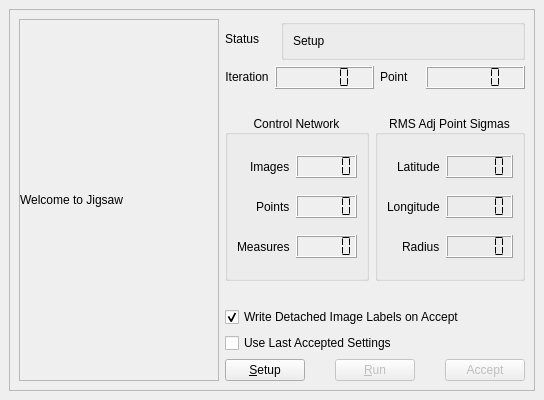
Qt form isis/src/qisis/objs/JigsawRunWidget/JigsawRunWidget.ui (DOI-USGS/ISIS3) before a commit.
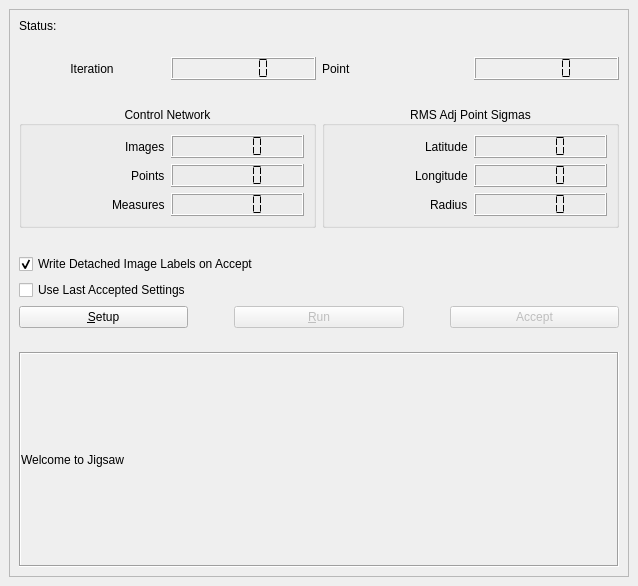
The same form after that commit. Icons and pictures are not drawn.

Patch:
```diff
--- a/isis/src/qisis/objs/JigsawRunWidget/JigsawRunWidget.ui
+++ b/isis/src/qisis/objs/JigsawRunWidget/JigsawRunWidget.ui
@@ -6,10 +6,16 @@
    <rect>
     <x>0</x>
     <y>0</y>
-    <width>544</width>
-    <height>434</height>
+    <width>638</width>
+    <height>586</height>
    </rect>
   </property>
+  <property name="minimumSize">
+   <size>
+    <width>88</width>
+    <height>107</height>
+   </size>
+  </property>
   <property name="windowTitle">
    <string>&amp;Jigsaw</string>
   </property>
@@ -17,16 +23,16 @@
    <property name="enabled">
     <bool>true</bool>
    </property>
-   <property name="minimumSize">
-    <size>
-     <width>540</width>
-     <height>400</height>
-    </size>
+   <property name="sizePolicy">
+    <sizepolicy hsizetype="Expanding" vsizetype="Expanding">
+     <horstretch>0</horstretch>
+     <verstretch>0</verstretch>
+    </sizepolicy>
    </property>
-   <property name="maximumSize">
+   <property name="minimumSize">
     <size>
-     <width>800</width>
-     <height>400</height>
+     <width>0</width>
+     <height>0</height>
     </size>
    </property>
    <property name="windowTitle">
@@ -36,128 +42,62 @@
     <iconset>
      <normaloff>icons/jigsaw.png</normaloff>icons/jigsaw.png</iconset>
    </property>
-   <layout class="QHBoxLayout" name="horizontalLayout_5">
+   <layout class="QVBoxLayout" name="verticalLayout_3">
     <item>
-     <widget class="QFrame" name="frame">
-      <property name="sizePolicy">
-       <sizepolicy hsizetype="Preferred" vsizetype="Expanding">
-        <horstretch>0</horstretch>
-        <verstretch>0</verstretch>
-       </sizepolicy>
-      </property>
-      <property name="frameShape">
-       <enum>QFrame::StyledPanel</enum>
-      </property>
-      <property name="frameShadow">
-       <enum>QFrame::Raised</enum>
-      </property>
-      <layout class="QHBoxLayout" name="horizontalLayout">
-       <item>
-        <widget class="QScrollArea" name="statusUpdateScrollArea">
-         <property name="sizePolicy">
-          <sizepolicy hsizetype="Expanding" vsizetype="Expanding">
-           <horstretch>0</horstretch>
-           <verstretch>0</verstretch>
-          </sizepolicy>
-         </property>
-         <property name="minimumSize">
-          <size>
-           <width>200</width>
-           <height>0</height>
-          </size>
-         </property>
+     <widget class="QScrollArea" name="scrollArea">
          <property name="widgetResizable">
           <bool>true</bool>
          </property>
-         <widget class="QLabel" name="statusUpdatesLabel">
+      <widget class="QWidget" name="scrollAreaWidgetContents">
           <property name="geometry">
            <rect>
             <x>0</x>
             <y>0</y>
-            <width>196</width>
-            <height>368</height>
-           </rect>
-          </property>
-          <property name="text">
-           <string>Welcome to Jigsaw</string>
-          </property>
-          <property name="wordWrap">
-           <bool>true</bool>
-          </property>
-         </widget>
-        </widget>
-       </item>
-       <item>
-        <layout class="QVBoxLayout" name="verticalLayout">
+         <width>618</width>
+         <height>547</height>
+        </rect>
+       </property>
+       <layout class="QHBoxLayout" name="horizontalLayout_4">
          <item>
           <layout class="QVBoxLayout" name="verticalLayout_2">
            <item>
-            <layout class="QHBoxLayout" name="horizontalLayout_2">
+           <layout class="QHBoxLayout" name="horizontalLayout">
              <item>
               <widget class="QLabel" name="statusLabel">
-               <property name="sizePolicy">
-                <sizepolicy hsizetype="Fixed" vsizetype="Fixed">
-                 <horstretch>0</horstretch>
-                 <verstretch>0</verstretch>
-                </sizepolicy>
-               </property>
-               <property name="minimumSize">
-                <size>
-                 <width>50</width>
-                 <height>0</height>
-                </size>
-               </property>
                <property name="text">
-                <string>Status</string>
+               <string>Status:</string>
                </property>
               </widget>
              </item>
-             <item>
-              <widget class="QGroupBox" name="groupBox_3">
-               <property name="sizePolicy">
-                <sizepolicy hsizetype="Preferred" vsizetype="Fixed">
-                 <horstretch>0</horstretch>
-                 <verstretch>0</verstretch>
-                </sizepolicy>
-               </property>
-               <property name="title">
-                <string/>
-               </property>
-               <layout class="QHBoxLayout" name="horizontalLayout_3">
                 <item>
                  <widget class="QLabel" name="statusOutputLabel">
-                  <property name="sizePolicy">
-                   <sizepolicy hsizetype="Preferred" vsizetype="Fixed">
-                    <horstretch>0</horstretch>
-                    <verstretch>0</verstretch>
-                   </sizepolicy>
-                  </property>
                   <property name="text">
-                   <string>Setup</string>
+               <string/>
                   </property>
                  </widget>
                 </item>
                </layout>
-              </widget>
-             </item>
-            </layout>
+          </item>
+          <item>
+           <spacer name="verticalSpacer_3">
+            <property name="orientation">
+             <enum>Qt::Vertical</enum>
+            </property>
+            <property name="sizeType">
+             <enum>QSizePolicy::Preferred</enum>
+            </property>
+            <property name="sizeHint" stdset="0">
+             <size>
+              <width>20</width>
+              <height>18</height>
+             </size>
+            </property>
+           </spacer>
            </item>
            <item>
-            <layout class="QGridLayout" name="gridLayout_3">
-             <item row="0" column="0">
+           <layout class="QHBoxLayout" name="horizontalLayout_2">
+            <item>
               <widget class="QLabel" name="iterationLabel">
-               <property name="sizePolicy">
-                <sizepolicy hsizetype="Fixed" vsizetype="Fixed">
-                 <horstretch>0</horstretch>
-                 <verstretch>0</verstretch>
-                </sizepolicy>
-               </property>
-               <property name="minimumSize">
-                <size>
-                 <width>40</width>
-                 <height>0</height>
-                </size>
-               </property>
                <property name="text">
                 <string>Iteration</string>
                </property>
@@ -169,45 +109,33 @@
                </property>
               </widget>
              </item>
-             <item row="0" column="2">
+            <item>
+             <widget class="QLCDNumber" name="iterationLcdNumber">
+              <property name="sizePolicy">
+               <sizepolicy hsizetype="Preferred" vsizetype="Preferred">
+                <horstretch>0</horstretch>
+                <verstretch>0</verstretch>
+               </sizepolicy>
+              </property>
+              <property name="autoFillBackground">
+               <bool>true</bool>
+              </property>
+              <property name="segmentStyle">
+               <enum>QLCDNumber::Flat</enum>
+              </property>
+             </widget>
+            </item>
+            <item>
               <widget class="QLabel" name="pointLabel">
-               <property name="sizePolicy">
-                <sizepolicy hsizetype="Fixed" vsizetype="Fixed">
-                 <horstretch>0</horstretch>
-                 <verstretch>0</verstretch>
-                </sizepolicy>
-               </property>
-               <property name="minimumSize">
-                <size>
-                 <width>40</width>
-                 <height>0</height>
-                </size>
-               </property>
                <property name="text">
                 <string>Point</string>
                </property>
               </widget>
              </item>
-             <item row="0" column="1">
-              <widget class="QLCDNumber" name="iterationLcdNumber">
-               <property name="sizePolicy">
-                <sizepolicy hsizetype="Minimum" vsizetype="Fixed">
-                 <horstretch>0</horstretch>
-                 <verstretch>0</verstretch>
-                </sizepolicy>
-               </property>
-               <property name="autoFillBackground">
-                <bool>true</bool>
-               </property>
-               <property name="segmentStyle">
-                <enum>QLCDNumber::Flat</enum>
-               </property>
-              </widget>
-             </item>
-             <item row="0" column="3">
+            <item>
               <widget class="QLCDNumber" name="pointLcdNumber">
                <property name="sizePolicy">
-                <sizepolicy hsizetype="Minimum" vsizetype="Fixed">
+               <sizepolicy hsizetype="Preferred" vsizetype="Preferred">
                  <horstretch>0</horstretch>
                  <verstretch>0</verstretch>
                 </sizepolicy>
@@ -219,8 +147,6 @@
                 <enum>QLCDNumber::Flat</enum>
                </property>
               </widget>
-             </item>
-            </layout>
            </item>
           </layout>
          </item>
@@ -230,7 +156,7 @@
             <enum>Qt::Vertical</enum>
            </property>
            <property name="sizeType">
-            <enum>QSizePolicy::Fixed</enum>
+             <enum>QSizePolicy::Preferred</enum>
            </property>
            <property name="sizeHint" stdset="0">
             <size>
@@ -241,8 +167,92 @@
           </spacer>
          </item>
          <item>
-          <layout class="QGridLayout" name="gridLayout_4">
-           <item row="3" column="1">
+           <layout class="QHBoxLayout" name="horizontalLayout_3">
+            <item>
+             <widget class="QGroupBox" name="groupBox">
+              <property name="sizePolicy">
+               <sizepolicy hsizetype="Preferred" vsizetype="Preferred">
+                <horstretch>0</horstretch>
+                <verstretch>0</verstretch>
+               </sizepolicy>
+              </property>
+              <property name="autoFillBackground">
+               <bool>true</bool>
+              </property>
+              <property name="title">
+               <string>   Control Network   </string>
+              </property>
+              <property name="alignment">
+               <set>Qt::AlignCenter</set>
+              </property>
+              <layout class="QGridLayout" name="gridLayout">
+               <item row="2" column="1">
+                <widget class="QLCDNumber" name="measuresLcdNumber">
+                 <property name="sizePolicy">
+                  <sizepolicy hsizetype="Preferred" vsizetype="Preferred">
+                   <horstretch>0</horstretch>
+                   <verstretch>0</verstretch>
+                  </sizepolicy>
+                 </property>
+                 <property name="autoFillBackground">
+                  <bool>false</bool>
+                 </property>
+                 <property name="segmentStyle">
+                  <enum>QLCDNumber::Flat</enum>
+                 </property>
+                </widget>
+               </item>
+               <item row="1" column="1">
+                <widget class="QLCDNumber" name="pointsLcdNumber">
+                 <property name="sizePolicy">
+                  <sizepolicy hsizetype="Preferred" vsizetype="Preferred">
+                   <horstretch>0</horstretch>
+                   <verstretch>0</verstretch>
+                  </sizepolicy>
+                 </property>
+                 <property name="autoFillBackground">
+                  <bool>false</bool>
+                 </property>
+                 <property name="segmentStyle">
+                  <enum>QLCDNumber::Flat</enum>
+                 </property>
+                </widget>
+               </item>
+               <item row="0" column="1">
+                <widget class="QLCDNumber" name="imagesLcdNumber">
+                 <property name="autoFillBackground">
+                  <bool>false</bool>
+                 </property>
+                 <property name="segmentStyle">
+                  <enum>QLCDNumber::Flat</enum>
+                 </property>
+                </widget>
+               </item>
+               <item row="0" column="0" alignment="Qt::AlignRight">
+                <widget class="QLabel" name="label_3">
+                 <property name="text">
+                  <string>Images</string>
+                 </property>
+                </widget>
+               </item>
+               <item row="2" column="0" alignment="Qt::AlignRight">
+                <widget class="QLabel" name="label_6">
+                 <property name="text">
+                  <string>Measures</string>
+                 </property>
+                </widget>
+               </item>
+               <item row="1" column="0" alignment="Qt::AlignRight">
+                <widget class="QLabel" name="label_5">
+                 <property name="text">
+                  <string>Points</string>
+                 </property>
+                </widget>
+               </item>
+              </layout>
+             </widget>
+            </item>
+            <item>
             <widget class="QGroupBox" name="rmsAdjustedPointSigmasGroupBox">
              <property name="enabled">
               <bool>true</bool>
@@ -268,12 +278,6 @@
                 <property name="enabled">
                  <bool>true</bool>
                 </property>
-                <property name="sizePolicy">
-                 <sizepolicy hsizetype="Expanding" vsizetype="Preferred">
-                  <horstretch>0</horstretch>
-                  <verstretch>0</verstretch>
-                 </sizepolicy>
-                </property>
                 <property name="text">
                  <string>Radius</string>
                 </property>
@@ -281,12 +285,6 @@
               </item>
               <item row="0" column="0" alignment="Qt::AlignRight">
                <widget class="QLabel" name="label_4">
-                <property name="sizePolicy">
-                 <sizepolicy hsizetype="Expanding" vsizetype="Preferred">
-                  <horstretch>0</horstretch>
-                  <verstretch>0</verstretch>
-                 </sizepolicy>
-                </property>
                 <property name="text">
                  <string>Latitude</string>
                 </property>
@@ -294,12 +292,6 @@
               </item>
               <item row="1" column="0" alignment="Qt::AlignRight">
                <widget class="QLabel" name="label_7">
-                <property name="sizePolicy">
-                 <sizepolicy hsizetype="Expanding" vsizetype="Preferred">
-                  <horstretch>0</horstretch>
-                  <verstretch>0</verstretch>
-                 </sizepolicy>
-                </property>
                 <property name="text">
                  <string>Longitude</string>
                 </property>
@@ -308,7 +300,7 @@
               <item row="0" column="1">
                <widget class="QLCDNumber" name="latitudeLcdNumber">
                 <property name="sizePolicy">
-                 <sizepolicy hsizetype="Expanding" vsizetype="Fixed">
+                  <sizepolicy hsizetype="Preferred" vsizetype="Preferred">
                   <horstretch>0</horstretch>
                   <verstretch>0</verstretch>
                  </sizepolicy>
@@ -324,7 +316,7 @@
               <item row="1" column="1">
                <widget class="QLCDNumber" name="longitudeLcdNumber">
                 <property name="sizePolicy">
-                 <sizepolicy hsizetype="Expanding" vsizetype="Fixed">
+                  <sizepolicy hsizetype="Preferred" vsizetype="Preferred">
                   <horstretch>0</horstretch>
                   <verstretch>0</verstretch>
                  </sizepolicy>
@@ -340,7 +332,7 @@
                  <bool>true</bool>
                 </property>
                 <property name="sizePolicy">
-                 <sizepolicy hsizetype="Expanding" vsizetype="Fixed">
+                  <sizepolicy hsizetype="Preferred" vsizetype="Preferred">
                   <horstretch>0</horstretch>
                   <verstretch>0</verstretch>
                  </sizepolicy>
@@ -359,111 +351,6 @@
              <zorder>radiusLcdNumber</zorder>
             </widget>
            </item>
-           <item row="3" column="0">
-            <widget class="QGroupBox" name="groupBox">
-             <property name="sizePolicy">
-              <sizepolicy hsizetype="Preferred" vsizetype="Preferred">
-               <horstretch>0</horstretch>
-               <verstretch>0</verstretch>
-              </sizepolicy>
-             </property>
-             <property name="title">
-              <string>   Control Network   </string>
-             </property>
-             <property name="alignment">
-              <set>Qt::AlignCenter</set>
-             </property>
-             <layout class="QGridLayout" name="gridLayout">
-              <item row="2" column="1">
-               <widget class="QLCDNumber" name="measuresLcdNumber">
-                <property name="sizePolicy">
-                 <sizepolicy hsizetype="Expanding" vsizetype="Fixed">
-                  <horstretch>0</horstretch>
-                  <verstretch>0</verstretch>
-                 </sizepolicy>
-                </property>
-                <property name="autoFillBackground">
-                 <bool>true</bool>
-                </property>
-                <property name="segmentStyle">
-                 <enum>QLCDNumber::Flat</enum>
-                </property>
-               </widget>
-              </item>
-              <item row="1" column="1">
-               <widget class="QLCDNumber" name="pointsLcdNumber">
-                <property name="sizePolicy">
-                 <sizepolicy hsizetype="Expanding" vsizetype="Fixed">
-                  <horstretch>0</horstretch>
-                  <verstretch>0</verstretch>
-                 </sizepolicy>
-                </property>
-                <property name="autoFillBackground">
-                 <bool>true</bool>
-                </property>
-                <property name="segmentStyle">
-                 <enum>QLCDNumber::Flat</enum>
-                </property>
-               </widget>
-              </item>
-              <item row="0" column="1">
-               <widget class="QLCDNumber" name="imagesLcdNumber">
-                <property name="sizePolicy">
-                 <sizepolicy hsizetype="Expanding" vsizetype="Fixed">
-                  <horstretch>0</horstretch>
-                  <verstretch>0</verstretch>
-                 </sizepolicy>
-                </property>
-                <property name="autoFillBackground">
-                 <bool>true</bool>
-                </property>
-                <property name="segmentStyle">
-                 <enum>QLCDNumber::Flat</enum>
-                </property>
-               </widget>
-              </item>
-              <item row="0" column="0" alignment="Qt::AlignRight">
-               <widget class="QLabel" name="label_3">
-                <property name="sizePolicy">
-                 <sizepolicy hsizetype="Expanding" vsizetype="Preferred">
-                  <horstretch>0</horstretch>
-                  <verstretch>0</verstretch>
-                 </sizepolicy>
-                </property>
-                <property name="text">
-                 <string>Images</string>
-                </property>
-               </widget>
-              </item>
-              <item row="2" column="0" alignment="Qt::AlignRight">
-               <widget class="QLabel" name="label_6">
-                <property name="sizePolicy">
-                 <sizepolicy hsizetype="Expanding" vsizetype="Preferred">
-                  <horstretch>0</horstretch>
-                  <verstretch>0</verstretch>
-                 </sizepolicy>
-                </property>
-                <property name="text">
-                 <string>Measures</string>
-                </property>
-               </widget>
-              </item>
-              <item row="1" column="0" alignment="Qt::AlignRight">
-               <widget class="QLabel" name="label_5">
-                <property name="sizePolicy">
-                 <sizepolicy hsizetype="Expanding" vsizetype="Preferred">
-                  <horstretch>0</horstretch>
-                  <verstretch>0</verstretch>
-                 </sizepolicy>
-                </property>
-                <property name="text">
-                 <string>Points</string>
-                </property>
-               </widget>
-              </item>
-             </layout>
-            </widget>
-           </item>
           </layout>
          </item>
          <item>
@@ -472,7 +359,7 @@
             <enum>Qt::Vertical</enum>
            </property>
            <property name="sizeType">
-            <enum>QSizePolicy::Fixed</enum>
+             <enum>QSizePolicy::Preferred</enum>
            </property>
            <property name="sizeHint" stdset="0">
             <size>
@@ -483,7 +370,7 @@
           </spacer>
          </item>
          <item>
-          <layout class="QVBoxLayout" name="verticalLayout_3">
+           <layout class="QVBoxLayout" name="verticalLayout">
            <item>
             <widget class="QCheckBox" name="detachedLabelsCheckBox">
              <property name="enabled">
@@ -503,7 +390,7 @@
            <item>
             <widget class="QCheckBox" name="useLastSettings">
              <property name="sizePolicy">
-              <sizepolicy hsizetype="Preferred" vsizetype="Fixed">
+               <sizepolicy hsizetype="Preferred" vsizetype="Preferred">
                <horstretch>0</horstretch>
                <verstretch>0</verstretch>
               </sizepolicy>
@@ -517,12 +404,6 @@
             <layout class="QHBoxLayout" name="horizontalLayout_8">
              <item>
               <widget class="QPushButton" name="JigsawSetupButton">
-               <property name="sizePolicy">
-                <sizepolicy hsizetype="Preferred" vsizetype="Fixed">
-                 <horstretch>0</horstretch>
-                 <verstretch>0</verstretch>
-                </sizepolicy>
-               </property>
                <property name="text">
                 <string>&amp;Setup</string>
                </property>
@@ -549,12 +430,6 @@
                <property name="enabled">
                 <bool>false</bool>
                </property>
-               <property name="sizePolicy">
-                <sizepolicy hsizetype="Minimum" vsizetype="Fixed">
-                 <horstretch>0</horstretch>
-                 <verstretch>0</verstretch>
-                </sizepolicy>
-               </property>
                <property name="text">
                 <string>&amp;Run</string>
                </property>
@@ -590,9 +465,67 @@
            </item>
           </layout>
          </item>
+          <item>
+           <spacer name="verticalSpacer_4">
+            <property name="orientation">
+             <enum>Qt::Vertical</enum>
+            </property>
+            <property name="sizeHint" stdset="0">
+             <size>
+              <width>20</width>
+              <height>18</height>
+             </size>
+            </property>
+           </spacer>
+          </item>
+          <item>
+           <widget class="QScrollArea" name="statusUpdateScrollArea">
+            <property name="sizePolicy">
+             <sizepolicy hsizetype="Expanding" vsizetype="Expanding">
+              <horstretch>0</horstretch>
+              <verstretch>2</verstretch>
+             </sizepolicy>
+            </property>
+            <property name="focusPolicy">
+             <enum>Qt::NoFocus</enum>
+            </property>
+            <property name="frameShape">
+             <enum>QFrame::Box</enum>
+            </property>
+            <property name="sizeAdjustPolicy">
+             <enum>QAbstractScrollArea::AdjustIgnored</enum>
+            </property>
+            <property name="widgetResizable">
+             <bool>true</bool>
+            </property>
+            <widget class="QLabel" name="statusUpdatesLabel">
+             <property name="geometry">
+              <rect>
+               <x>0</x>
+               <y>0</y>
+               <width>594</width>
+               <height>151</height>
+              </rect>
+             </property>
+             <property name="sizePolicy">
+              <sizepolicy hsizetype="Expanding" vsizetype="Expanding">
+               <horstretch>1</horstretch>
+               <verstretch>2</verstretch>
+              </sizepolicy>
+             </property>
+             <property name="text">
+              <string>Welcome to Jigsaw</string>
+             </property>
+             <property name="wordWrap">
+              <bool>true</bool>
+             </property>
+            </widget>
+           </widget>
+          </item>
         </layout>
        </item>
       </layout>
+      </widget>
      </widget>
     </item>
    </layout>
```
Lines whose indentation alone changed are shown as unchanged.
